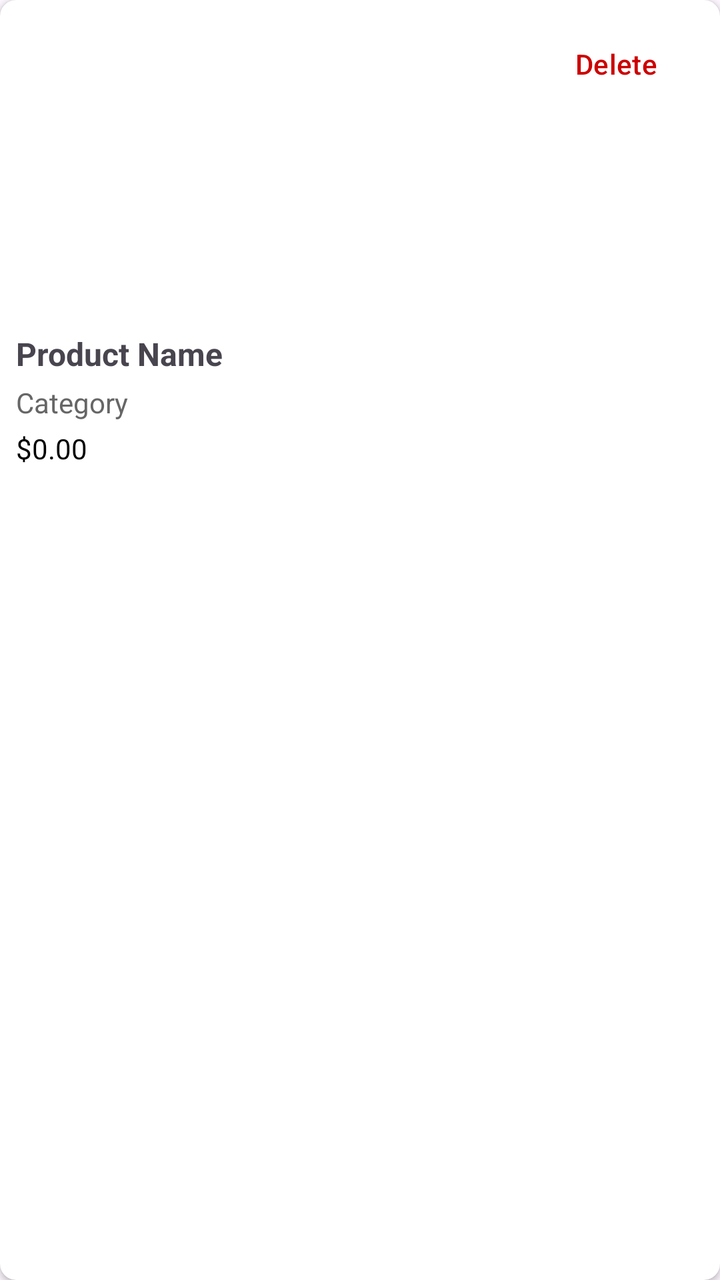
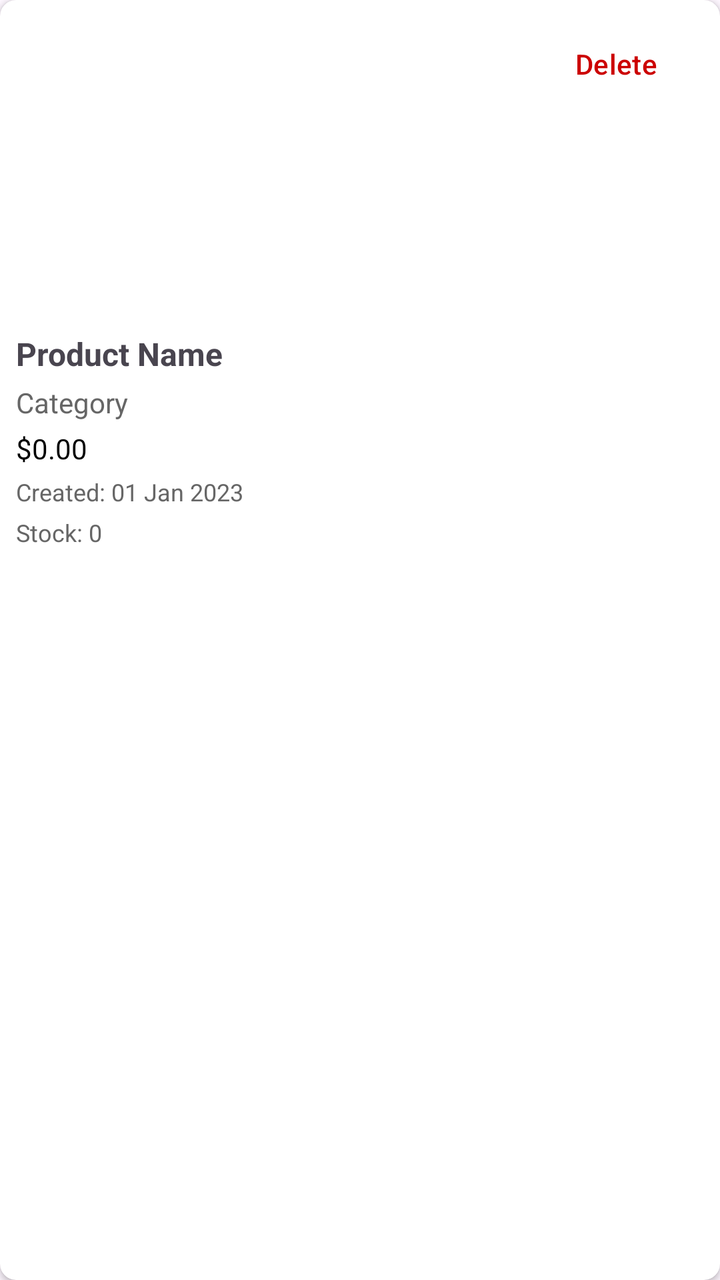

Screens rendered from an Android XML layout before and after an edit, with the pre-edit source and the edit as a unified diff.
<!-- AndroidManifest.xml: application theme Theme.FurnitureStore -->
<!-- res/layout/item_product.xml -->
<?xml version="1.0" encoding="utf-8"?>
<androidx.cardview.widget.CardView
    xmlns:android="http://schemas.android.com/apk/res/android"
    xmlns:card_view="http://schemas.android.com/apk/res-auto"
    android:layout_width="match_parent"
    android:layout_height="wrap_content"
    card_view:cardCornerRadius="8dp"
    android:layout_margin="8dp"
    android:elevation="4dp">

    <RelativeLayout
        android:layout_width="match_parent"
        android:layout_height="wrap_content"
        android:padding="8dp">

        <ImageView
            android:id="@+id/productImage"
            android:layout_width="match_parent"
            android:layout_height="150dp"
            android:scaleType="centerCrop"
            android:contentDescription="Product image" />

        <Button
            android:id="@+id/buttonDelete"
            android:layout_width="wrap_content"
            android:layout_height="wrap_content"
            android:layout_alignParentTop="true"
            android:layout_alignParentEnd="true"
            android:text="Delete"
            android:padding="8dp"
            android:textColor="@android:color/holo_red_dark"
            android:background="?android:attr/selectableItemBackground"
            android:visibility="visible" />

        <TextView
            android:id="@+id/productName"
            android:layout_width="wrap_content"
            android:layout_height="wrap_content"
            android:layout_below="@id/productImage"
            android:text="Product Name"
            android:textSize="16sp"
            android:textStyle="bold"
            android:paddingTop="8dp" />

        <TextView
            android:id="@+id/productCategory"
            android:layout_width="wrap_content"
            android:layout_height="wrap_content"
            android:layout_below="@id/productName"
            android:text="Category"
            android:textSize="14sp"
            android:textColor="#666666"
            android:paddingTop="4dp" />

        <TextView
            android:id="@+id/productPrice"
            android:layout_width="wrap_content"
            android:layout_height="wrap_content"
            android:layout_below="@id/productCategory"
            android:text="$0.00"
            android:textSize="14sp"
            android:textColor="#000000"
            android:paddingTop="4dp" />

    </RelativeLayout>

</androidx.cardview.widget.CardView>
<!-- resources referenced by this layout -->
<resources>
  <style name="Theme.FurnitureStore" parent="Base.Theme.FurnitureStore" />
  <style name="Base.Theme.FurnitureStore" parent="Theme.Material3.DayNight.NoActionBar">
          
          
      </style>
</resources>

<!-- the commit's change to res/layout/item_product.xml (unified diff, before → after) -->
@@ -62,6 +62,26 @@
             android:textColor="#000000"
             android:paddingTop="4dp" />
 
+        
+        <TextView
+            android:id="@+id/productCreatedAt"
+            android:layout_width="wrap_content"
+            android:layout_height="wrap_content"
+            android:layout_below="@id/productPrice"
+            android:text="Created: 01 Jan 2023"
+            android:textSize="12sp"
+            android:textColor="#666666"
+            android:paddingTop="4dp" />
+        <TextView
+            android:id="@+id/productQuantity"
+            android:layout_width="wrap_content"
+            android:layout_height="wrap_content"
+            android:layout_below="@id/productCreatedAt"
+            android:text="Stock: 0"
+            android:textSize="12sp"
+            android:textColor="#666666"
+            android:paddingTop="4dp" />
+
     </RelativeLayout>
 
 </androidx.cardview.widget.CardView>
